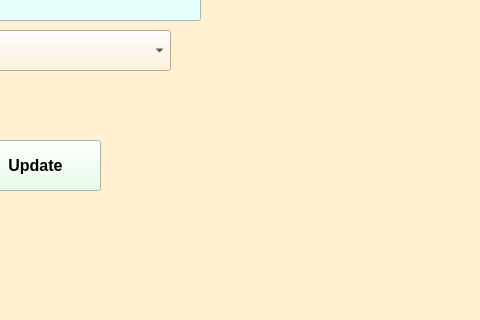
Above: EditWindow.ui from ShemaiahMontilla/CRUD-SIS before the change; both pictures show x 160 to 640 and y 160 to 480 of the 640 by 480 pixel window. Below: the same form after it.
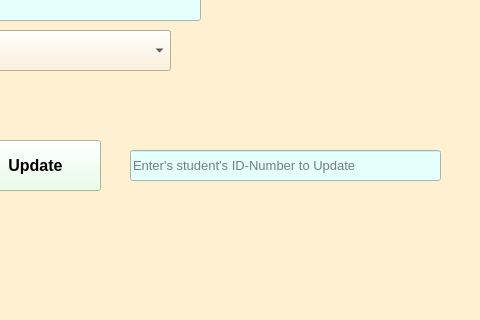
That is the form after the change.

Commit message: Modified the function that edit/update a student

What changed in the file:
```diff
--- a/EditWindow.ui
+++ b/EditWindow.ui
@@ -249,6 +249,29 @@
      </property>
     </item>
    </widget>
+   <widget class="QLineEdit" name="lineEditIidnumberToUpdateW_2">
+    <property name="geometry">
+     <rect>
+      <x>290</x>
+      <y>310</y>
+      <width>311</width>
+      <height>31</height>
+     </rect>
+    </property>
+    <property name="font">
+     <font>
+      <pointsize>10</pointsize>
+      <weight>50</weight>
+      <bold>false</bold>
+     </font>
+    </property>
+    <property name="styleSheet">
+     <string notr="true">background-color: rgb(229, 255, 252);</string>
+    </property>
+    <property name="placeholderText">
+     <string>Enter's student's ID-Number to Update</string>
+    </property>
+   </widget>
   </widget>
   <widget class="QMenuBar" name="menubar">
    <property name="geometry">
```
The commit also changes 1 other file.
